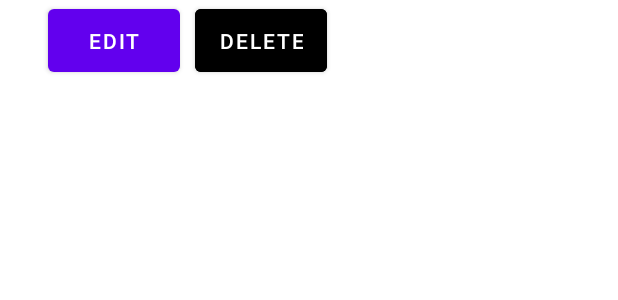
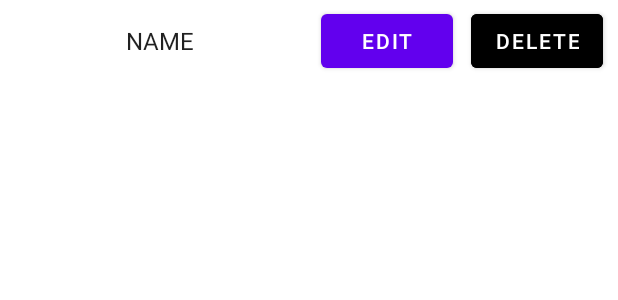
Before and after one commit to raphaelMrci/circlebar-android-app, an Android app: the layout fragment_drinks.xml on its own in the app's theme, with its tools: preview values and no code run, on a phone screen of 412 x 824 dp. Shown: the top 300 px of the screen. Run offline under Robolectric (Android 15) with nearby library versions, the phone set to English and light mode, and no system bars.

Commit message:
add drink delte button

```diff
--- a/app/src/main/res/layout/fragment_drinks.xml
+++ b/app/src/main/res/layout/fragment_drinks.xml
@@ -1,6 +1,8 @@
 <?xml version="1.0" encoding="utf-8"?>
-<LinearLayout xmlns:android="http://schemas.android.com/apk/res/android"
-    android:layout_width="wrap_content"
+<androidx.constraintlayout.widget.ConstraintLayout xmlns:android="http://schemas.android.com/apk/res/android"
+    xmlns:app="http://schemas.android.com/apk/res-auto"
+    xmlns:tools="http://schemas.android.com/tools"
+    android:layout_width="match_parent"
     android:layout_height="wrap_content"
     android:orientation="horizontal">
 
@@ -9,19 +11,32 @@
         android:layout_width="wrap_content"
         android:layout_height="wrap_content"
         android:layout_margin="@dimen/text_margin"
-        android:textAppearance="?attr/textAppearanceListItem" />
+        android:layout_marginStart="80dp"
+        android:text="NAME"
+        android:textAppearance="?attr/textAppearanceListItem"
+        app:layout_constraintBottom_toBottomOf="parent"
+        app:layout_constraintEnd_toStartOf="@+id/edit_drink"
+        app:layout_constraintStart_toStartOf="parent"
+        app:layout_constraintTop_toTopOf="parent" />
 
     <Button
+        android:id="@+id/edit_drink"
         android:layout_width="wrap_content"
         android:layout_height="match_parent"
-        android:id="@+id/edit_drink"
-        android:text="@string/edit" />
+        android:layout_marginEnd="12dp"
+        android:text="@string/edit"
+        app:layout_constraintBottom_toBottomOf="parent"
+        app:layout_constraintEnd_toStartOf="@+id/delete_drink"
+        app:layout_constraintTop_toTopOf="parent" />
 
     <Button
         android:id="@+id/delete_drink"
         android:layout_width="wrap_content"
         android:layout_height="match_parent"
+        android:layout_marginHorizontal="10dp"
         android:backgroundTint="@color/black"
         android:text="@string/delete"
-        android:layout_marginHorizontal="10dp"/>
-</LinearLayout>
+        app:layout_constraintBottom_toBottomOf="parent"
+        app:layout_constraintEnd_toEndOf="parent"
+        app:layout_constraintTop_toTopOf="parent" />
+</androidx.constraintlayout.widget.ConstraintLayout>
```
Also changed, not shown: app/src/main/java/com/raphaelMrci/circlebar/admin/MyDrinksRecyclerViewAdapter.kt (+50 -1 lines).
